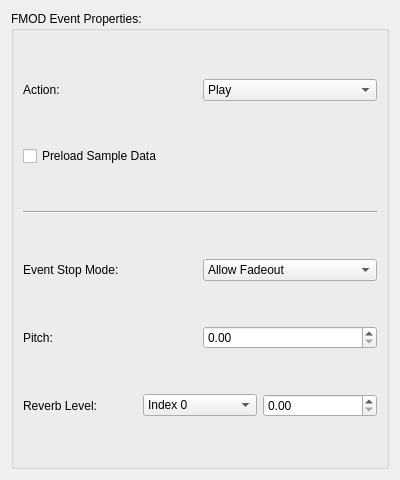
The window that Code/Source/Tools/ConnectionWidgets/EventPropertiesForm.ui (hydexon/AudioEngineFMOD) describes before a commit, drawn with Qt 5.
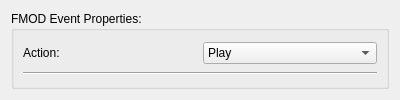
The same window after the commit.

The edit to the form file:
```diff
--- a/Code/Source/Tools/ConnectionWidgets/EventPropertiesForm.ui
+++ b/Code/Source/Tools/ConnectionWidgets/EventPropertiesForm.ui
@@ -7,7 +7,7 @@
     <x>0</x>
     <y>0</y>
     <width>400</width>
-    <height>480</height>
+    <height>100</height>
    </rect>
   </property>
   <property name="windowTitle">
@@ -55,13 +55,6 @@
         </item>
        </layout>
       </item>
-      <item>
-       <widget class="QCheckBox" name="m_cbLoadSampleData">
-        <property name="text">
-         <string>Preload Sample Data</string>
-        </property>
-       </widget>
-      </item>
       <item>
        <widget class="Line" name="line">
         <property name="orientation">
@@ -69,90 +62,6 @@
         </property>
        </widget>
       </item>
-      <item>
-       <layout class="QHBoxLayout" name="horizontalLayout_2">
-        <item>
-         <widget class="QLabel" name="label_2">
-          <property name="text">
-           <string>Event Stop Mode:</string>
-          </property>
-         </widget>
-        </item>
-        <item>
-         <widget class="QComboBox" name="m_cbStopMode">
-          <item>
-           <property name="text">
-            <string>Allow Fadeout</string>
-           </property>
-          </item>
-          <item>
-           <property name="text">
-            <string>Immediate</string>
-           </property>
-          </item>
-         </widget>
-        </item>
-       </layout>
-      </item>
-      <item>
-       <layout class="QHBoxLayout" name="horizontalLayout_3">
-        <item>
-         <widget class="QLabel" name="label_3">
-          <property name="text">
-           <string>Pitch:</string>
-          </property>
-         </widget>
-        </item>
-        <item>
-         <widget class="QDoubleSpinBox" name="doubleSpinBox"/>
-        </item>
-       </layout>
-      </item>
-      <item>
-       <layout class="QHBoxLayout" name="horizontalLayout_4">
-        <item>
-         <widget class="QLabel" name="label_4">
-          <property name="text">
-           <string>Reverb Level:</string>
-          </property>
-         </widget>
-        </item>
-        <item>
-         <widget class="QComboBox" name="comboBox_3">
-          <item>
-           <property name="text">
-            <string>Index 0</string>
-           </property>
-          </item>
-          <item>
-           <property name="text">
-            <string>Index 1</string>
-           </property>
-          </item>
-          <item>
-           <property name="text">
-            <string>Index 2</string>
-           </property>
-          </item>
-          <item>
-           <property name="text">
-            <string>Index 3</string>
-           </property>
-          </item>
-         </widget>
-        </item>
-        <item>
-         <widget class="QDoubleSpinBox" name="doubleSpinBox_2">
-          <property name="maximum">
-           <double>1.000000000000000</double>
-          </property>
-          <property name="singleStep">
-           <double>0.010000000000000</double>
-          </property>
-         </widget>
-        </item>
-       </layout>
-      </item>
      </layout>
     </widget>
    </item>
```
Left out of the diff: 4 changed lines with no effect on the pictures.
